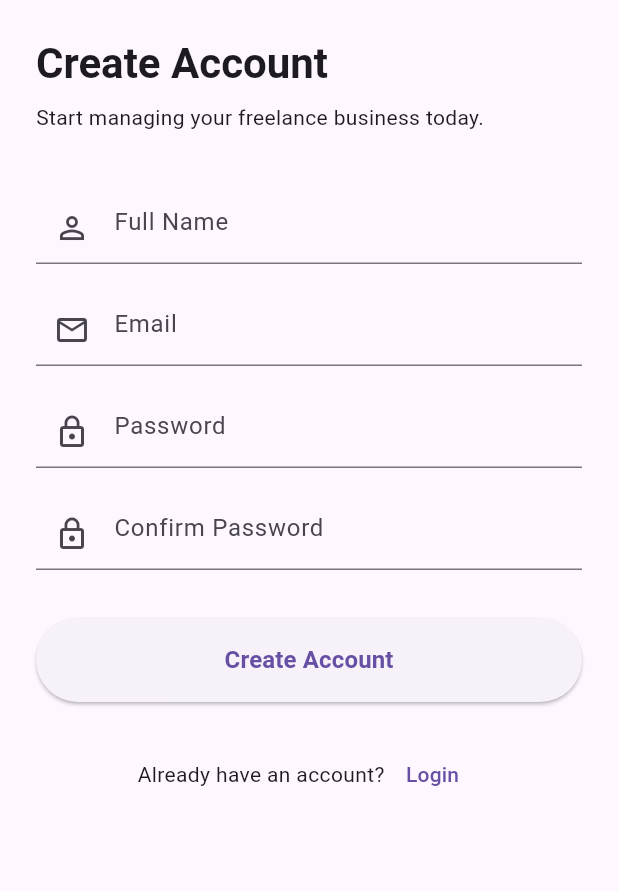
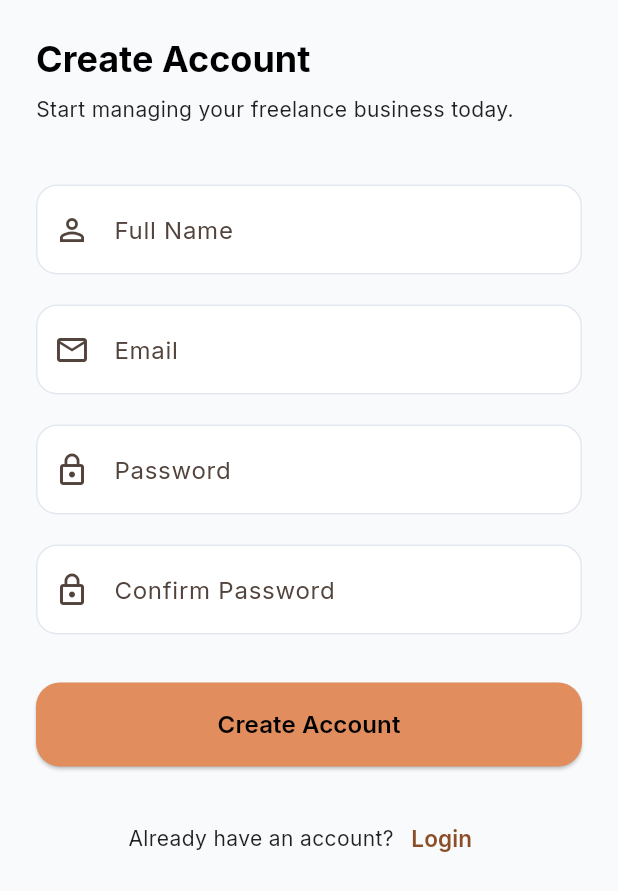
Before and after one commit to PranjalBajaj2/Project-Pilot, a Flutter app: the screen it shows after launch, after a tap on "Login", after a tap on "Register", on a phone screen of 412 x 824 dp. Shown: the top 891 px of the screen. Run offline on Flutter 3.47's test engine with Material 3 defaults, Android fonts, the light colour scheme and no system bars; our stand-ins replace awesome_snackbar_content, cloud_firestore, firebase_auth, firebase_core, go_router, google_fonts and 1 more; accounts and stored records are empty; generated files the repository leaves out were written again.

Commit message:
update routes

```diff
--- a/lib/main.dart
+++ b/lib/main.dart
@@ -5,6 +5,7 @@ import 'package:projectpilot/features/auth/providers/payment_provider.dart';
 import 'package:provider/provider.dart';
 
 import 'core/theme/app_theme.dart';
+import 'core/theme/theme_provider.dart';
 import 'features/auth/providers/profile_provider.dart';
 import 'features/auth/providers/project_provider.dart';
 import 'firebase_options.dart';
@@ -14,9 +15,7 @@ import 'features/auth/providers/auth_provider.dart';
 void main() async {
   WidgetsFlutterBinding.ensureInitialized();
 
-  await Firebase.initializeApp(
-    options: DefaultFirebaseOptions.currentPlatform,
-  );
+  await Firebase.initializeApp(options: DefaultFirebaseOptions.currentPlatform);
 
   runApp(const MyApp());
 }
@@ -28,9 +27,7 @@ class MyApp extends StatelessWidget {
   Widget build(BuildContext context) {
     return MultiProvider(
       providers: [
-        ChangeNotifierProvider(
-          create: (_) => AuthProvider(),
-        ),
+        ChangeNotifierProvider(create: (_) => AuthProvider()),
         ChangeNotifierProvider(
           create: (_) {
             final provider = ClientProvider();
@@ -57,14 +54,22 @@ class MyApp extends StatelessWidget {
             final provider = ProfileProvider();
             provider.loadProfile();
             return provider;
-          }
+          },
+        ),
+        ChangeNotifierProvider(
+          create: (_) => ThemeProvider(),
         ),
       ],
       child: MaterialApp.router(
         debugShowCheckedModeBanner: false,
         title: 'ProjectPilot',
-        theme: AppTheme.lightTheme,
-        routerConfig: appRouter,
+       theme: AppThemeLight.lightTheme,
+      //
+      // darkTheme: AppThemeDark.darkTheme,
+      //
+      // themeMode: theme.themeMode,
+
+      routerConfig: appRouter,
       ),
     );
   }
--- a/lib/routes/app_routes.dart
+++ b/lib/routes/app_routes.dart
@@ -1,4 +1,14 @@
+import 'package:projectpilot/features/auth/models/payment_model.dart';
+import 'package:projectpilot/features/auth/models/project_model.dart';
+import 'package:projectpilot/features/auth/models/user_model.dart';
 import 'package:projectpilot/features/models/clients/add_client_screen.dart';
+import 'package:projectpilot/features/models/payments/payment_edit_screen.dart';
+import 'package:projectpilot/features/models/payments/payment_form_screen.dart';
+import 'package:projectpilot/features/models/profile/change_password_screen.dart';
+import 'package:projectpilot/features/models/profile/edit%20_profile_screen.dart';
+import 'package:projectpilot/features/models/projects/project_edit_screen.dart';
+import 'package:projectpilot/shared/profile_widgets/info_tile.dart';
+import 'package:projectpilot/shared/profile_widgets/theme_selector.dart';
 
 import '../Screens/forgot_password_screen.dart';
 import '../Screens/login_screen.dart';
@@ -8,6 +18,7 @@ import '../features/auth/models/client_model.dart';
 import '../features/dashboard.dart';
 import '../features/home/screens/main_screen.dart';
 import '../features/models/clients/edit_client_screen.dart';
+import '../features/models/projects/project_form_screen.dart';
 import 'route_names.dart';
 import 'package:go_router/go_router.dart';
 
@@ -47,14 +58,14 @@ final GoRouter appRouter = GoRouter(
       path: RouteNames.addClient,
       builder: (context, state) => const AddClientScreen(),
     ),
-    // GoRoute(
-    //   path: '/client-details',
-    //   builder: (context, state) {
-    //     final client = state.extra as ClientModel;
-    //     return ClientDetailsScreen(client: client);
-    //   },
-    // ),
-
+    GoRoute(
+      path: RouteNames.addProject,
+      builder: (context, state) => const AddProjectScreen(),
+    ),
+    GoRoute(
+      path: RouteNames.addPayment,
+      builder: (context, state) => const AddPaymentScreen(),
+    ),
     GoRoute(
       path: '/edit-client',
       builder: (context, state) {
@@ -62,5 +73,32 @@ final GoRouter appRouter = GoRouter(
         return EditClientScreen(client: client);
       },
     ),
+    GoRoute(
+      path: '/edit-project',
+      builder: (context, state) {
+        final project = state.extra as ProjectModel;
+        return EditProjectScreen(project: project);
+      },
+    ),
+    GoRoute(
+      path: '/edit-payment',
+      builder: (context, state) {
+        final paymemt = state.extra as PaymentModel;
+        return EditPaymentScreen(payment: paymemt);
+      },
+    ),
+    GoRoute(
+      path: '/edit-profile',
+      builder: (context, state) {
+        final profile = state.extra as UserModel;
+        return EditProfileScreen(user: profile);
+      },
+    ),
+    GoRoute(
+      path: '/change-password',
+      builder: (context, state) => ChangePasswordScreen(),
+    ),
+    GoRoute(path: '/profile', builder: (context, state) => ProfileInfo()),
+    GoRoute(path: '/theme', builder: (context, state) => AppearanceScreen()),
   ],
 );
--- a/lib/routes/route_names.dart
+++ b/lib/routes/route_names.dart
@@ -8,4 +8,6 @@ class RouteNames {
   static const dashboard = '/dashboard';
   static const main = '/home';
   static const addClient = '/add-client';
+  static const addProject = '/add-project';
+  static const addPayment = '/add-payment';
 }
```
